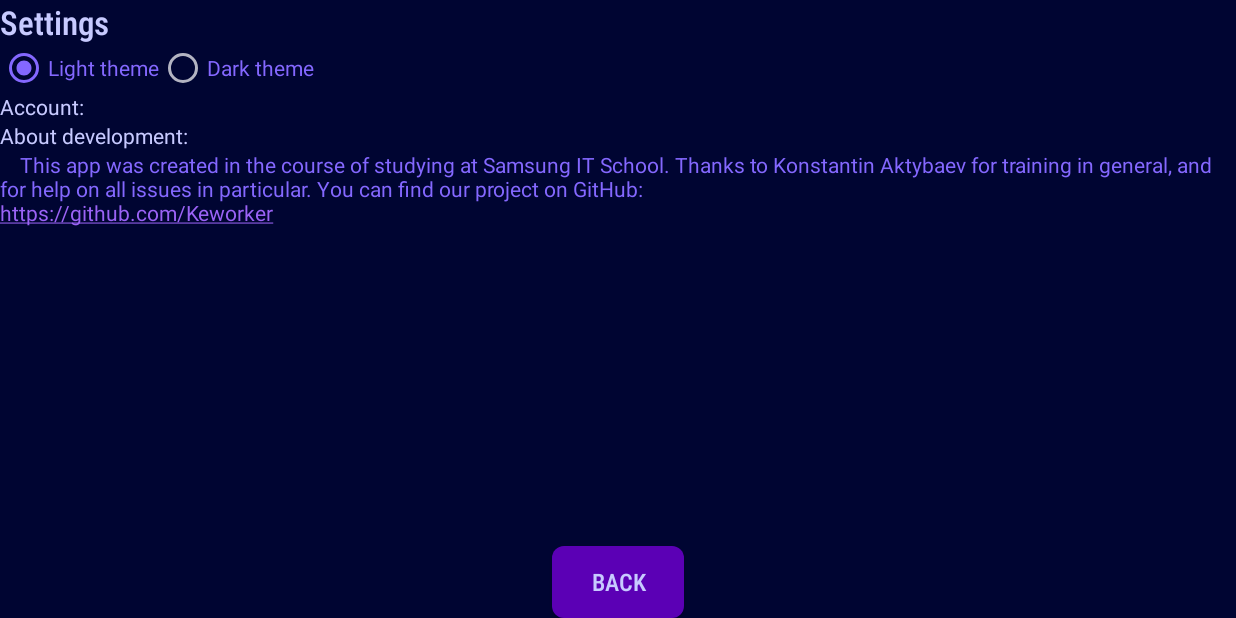
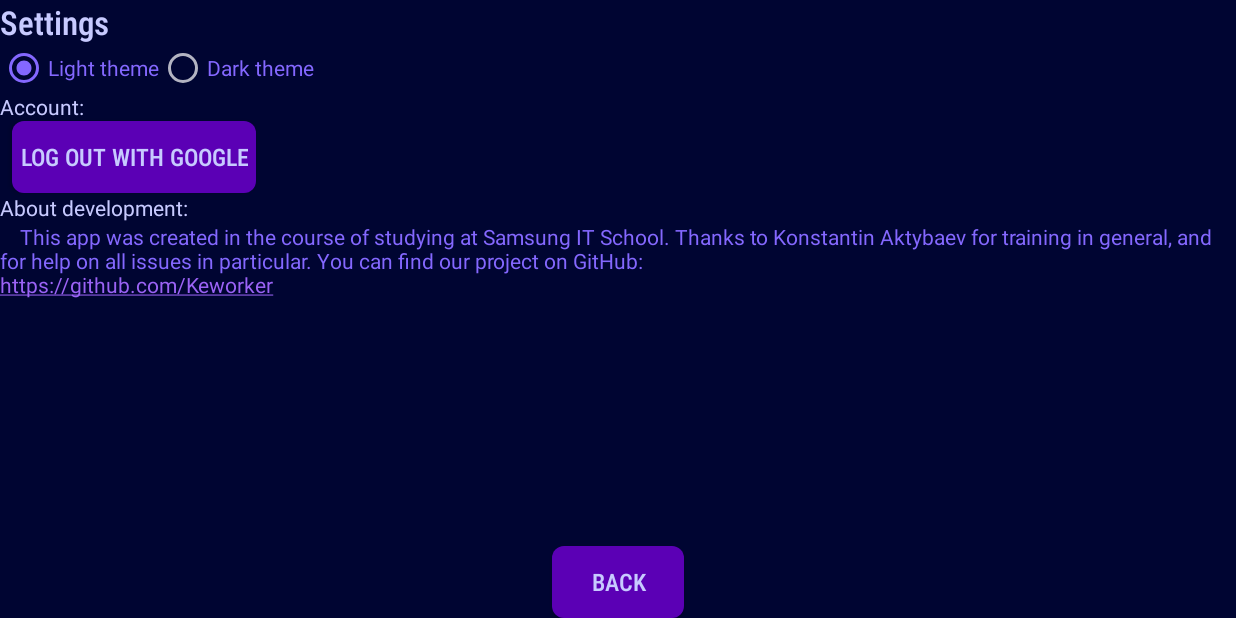
Before and after one commit to Keworker/DrawBattleBeta, an Android app: the screen it shows after launch (Settings), after a tap on "SETTINGS", on a phone screen of 824 x 412 dp (held sideways). Run offline under Robolectric (Android 15) with nearby library versions, the phone set to English and light mode, and no system bars.

Commit message:
Add Sign out from Google

```diff
--- a/app/src/main/java/com/samsung/drawbattle/GoogleSingIn.java
+++ b/app/src/main/java/com/samsung/drawbattle/GoogleSingIn.java
@@ -15,10 +15,10 @@ import com.google.android.gms.common.api.ApiException;
 import com.google.android.gms.tasks.Task;
 
 public class GoogleSingIn extends Activity implements View.OnClickListener {
-    SignInButton signInButton;
-    GoogleSignInClient googleSignInClient;
-    int RC_SIGN_IN = 0;
-    SharedPreferences sPref;
+    protected static SignInButton signInButton;
+    protected static GoogleSignInClient googleSignInClient;
+    protected static int RC_SIGN_IN = 0;
+    protected static SharedPreferences sPref;
 
     @Override
     protected void onCreate(Bundle savedInstanceState) {
@@ -26,7 +26,7 @@ public class GoogleSingIn extends Activity implements View.OnClickListener {
                 0);
         sPref = getPreferences(MODE_PRIVATE);
         SharedPreferences.Editor ed = sPref.edit();
-        if (sPref.getBoolean("readRules", true)) {
+        if (sPref.getBoolean("alreadySignIn", true)) {
             Intent intent = new Intent(this, Menu.class);
             startActivity(intent);
         }
@@ -78,7 +78,7 @@ public class GoogleSingIn extends Activity implements View.OnClickListener {
                     0);
             sPref = getPreferences(MODE_PRIVATE);
             SharedPreferences.Editor ed = sPref.edit();
-            ed.putBoolean("readRules", true);
+            ed.putBoolean("alreadySignIn", true);
             ed.commit();
             GoogleSignInAccount account = completedTask.getResult(ApiException.class);
             Intent intent = new Intent(this, Menu.class);
@@ -88,4 +88,20 @@ public class GoogleSingIn extends Activity implements View.OnClickListener {
             Log.w("Exceptions", "signInResult:failed code=" + e.getStatusCode());
         }
     }
+
+    public static GoogleSignInClient getGoogleSignInClient() {
+        return googleSignInClient;
+    }
+
+    public static void setCashFalse() {
+        SharedPreferences.Editor ed = sPref.edit();
+        ed.putBoolean("alreadySignIn", false);
+        ed.commit();
+    }
+
+    public static void setCashTrue() {
+        SharedPreferences.Editor ed = sPref.edit();
+        ed.putBoolean("alreadySignIn", true);
+        ed.commit();
+    }
 }
--- a/app/src/main/java/com/samsung/drawbattle/Settings.java
+++ b/app/src/main/java/com/samsung/drawbattle/Settings.java
@@ -11,9 +11,14 @@ import android.widget.Button;
 import android.widget.RadioGroup;
 import android.widget.TextView;
 
-public class Settings extends Activity implements View.OnClickListener,
-        RadioGroup.OnCheckedChangeListener {
-    protected Button back;
+import androidx.annotation.NonNull;
+
+import com.google.android.gms.tasks.OnCompleteListener;
+import com.google.android.gms.tasks.Task;
+
+public class Settings extends Activity
+        implements View.OnClickListener, RadioGroup.OnCheckedChangeListener {
+    protected Button back, singOut;
     protected RadioGroup theme;
     protected TextView aboutDev;
     protected boolean sure;
@@ -24,6 +29,8 @@ public class Settings extends Activity implements View.OnClickListener,
         setContentView(R.layout.activity_settings);
         theme = findViewById(R.id.theme);
         theme.setOnCheckedChangeListener(this);
+        singOut = findViewById(R.id.signOut);
+        singOut.setOnClickListener(this);
         back = findViewById(R.id.back);
         back.setOnClickListener(this);
         aboutDev = findViewById(R.id.aboutDev);
@@ -35,8 +42,16 @@ public class Settings extends Activity implements View.OnClickListener,
     @Override
     public void onClick(View view) {
         switch (view.getId()) {
-            case R.id.back:{
+            case R.id.back: {
                 Intent intent = new Intent(this, Menu.class);
+                intent.addFlags(Intent.FLAG_ACTIVITY_REORDER_TO_FRONT);
+                startActivity(intent);
+                break;
+            }
+            case R.id.signOut: {
+                singOut();
+
+                Intent intent = new Intent(this, GoogleSingIn.class);
                 intent.addFlags(Intent.FLAG_ACTIVITY_REORDER_TO_FRONT);
                 startActivity(intent);
                 break;
@@ -80,4 +95,14 @@ public class Settings extends Activity implements View.OnClickListener,
                 });
         builder.show();
     }
+
+    private void singOut() {
+        GoogleSingIn.getGoogleSignInClient().signOut()
+                .addOnCompleteListener(this, new OnCompleteListener<Void>() {
+                    @Override
+                    public void onComplete(@NonNull Task<Void> task) {
+                        // ...
+                    }
+                });
+    }
 }
--- a/app/src/main/res/layout/activity_choose_game.xml
+++ b/app/src/main/res/layout/activity_choose_game.xml
@@ -11,7 +11,7 @@
         android:layout_height="match_parent"
         android:layout_weight="1"
         android:id="@+id/goToMainGame"
-        android:text="@string/MainGame"/>
+        android:text="@string/mainGame"/>
 
     <androidx.appcompat.widget.AppCompatButton
         style="@style/Buttons"
@@ -19,5 +19,5 @@
         android:layout_height="match_parent"
         android:layout_weight="1"
         android:id="@+id/goToDrawTournament"
-        android:text="@string/DrawTournament"/>
+        android:text="@string/drawTournament"/>
 </LinearLayout>
--- a/app/src/main/res/layout/activity_settings.xml
+++ b/app/src/main/res/layout/activity_settings.xml
@@ -44,6 +44,13 @@
                 android:text="@string/acc"
                 android:textColor="@color/topic_text"/>
 
+            <Button
+                android:layout_width="wrap_content"
+                android:layout_height="wrap_content"
+                android:id="@+id/signOut"
+                style="@style/Buttons"
+                android:text="@string/singOut"/>
+
             <TextView
                 style="@style/normalText"
                 android:text="@string/aboutName"
--- a/app/src/main/res/values/strings.xml
+++ b/app/src/main/res/values/strings.xml
@@ -15,6 +15,7 @@
     <string name="question" translatable="true">Are you sure want to change them?</string>
     <string name="yes" translatable="true">Yes</string>
     <string name="no" translatable="true">No</string>
-    <string name="MainGame" translatable="true">Complicated story</string>
-    <string name="DrawTournament" translatable="true">Draw Tournament</string>
+    <string name="mainGame" translatable="true">Complicated story</string>
+    <string name="drawTournament" translatable="true">Draw Tournament</string>
+    <string name="singOut" translatable="true">Log out with Google</string>
 </resources>
```
Also changed, not shown: 1 other file.
